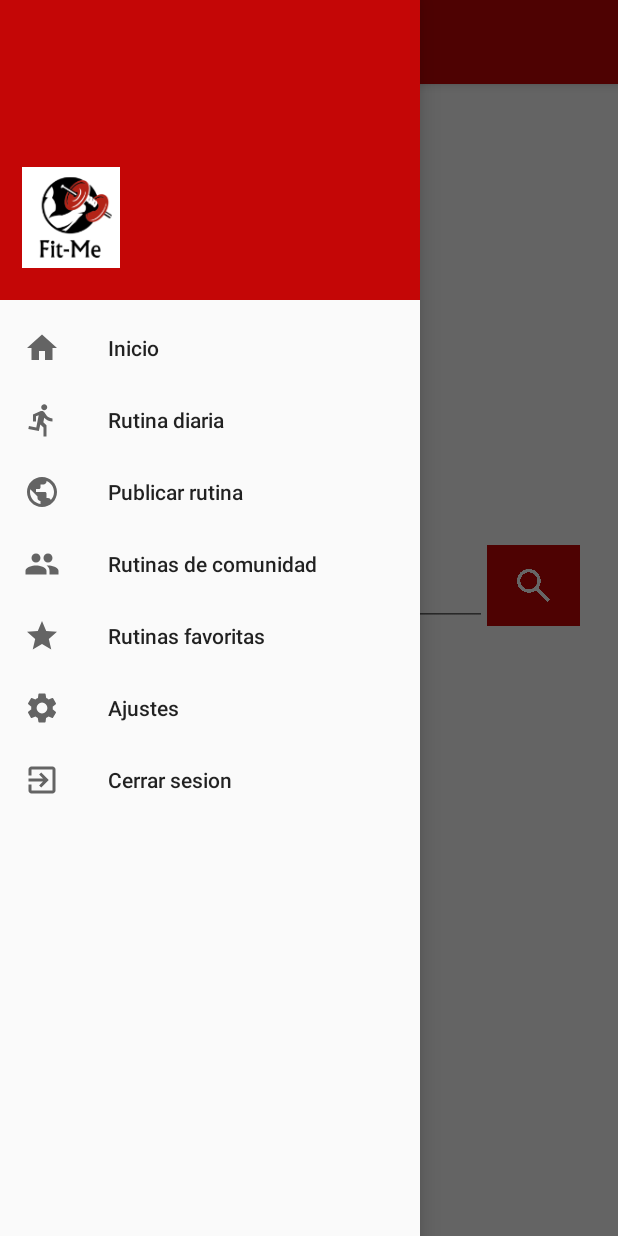
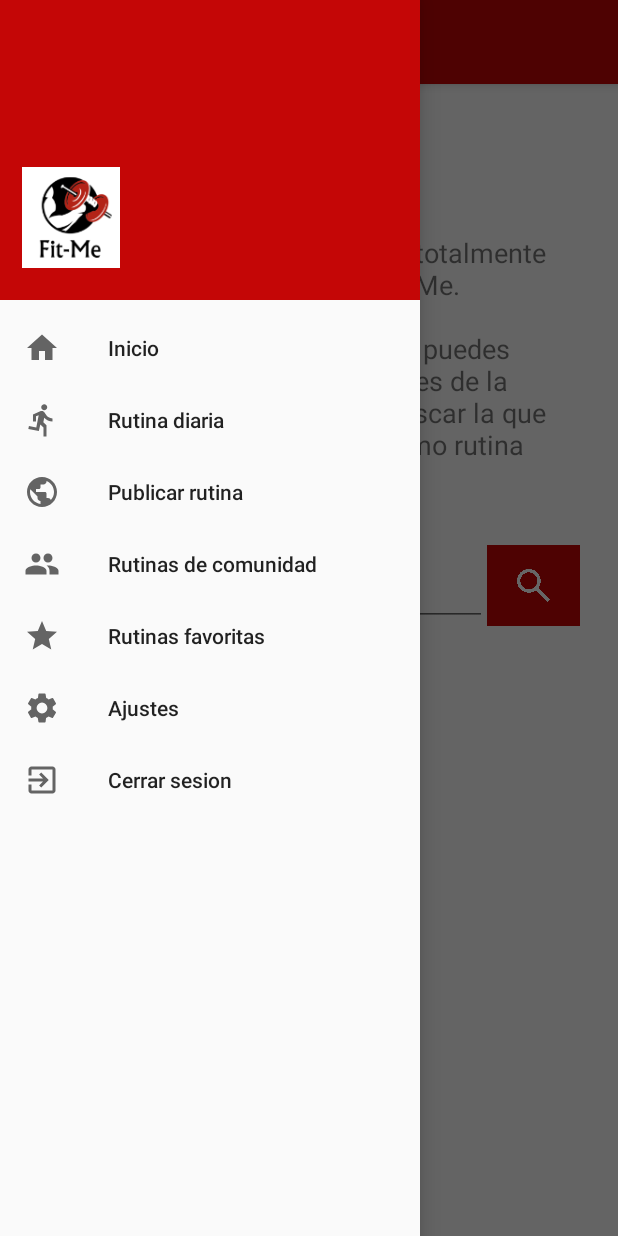
Before and after one commit to Andrei-Portales/Proyecto_apps, an Android app: the rutinasComunidadFragment screen opened through its navigation route, with the side drawer open, on a phone screen of 412 x 824 dp. Run offline under Robolectric (Android 15) with nearby library versions, the phone set to English and light mode, and no system bars; our stand-ins replace Firebase (no records; nobody signed in at launch, a user with empty details on screens opened directly), data binding.

Commit message:
rutinas comunidad view

```diff
--- a/app/src/main/res/layout/fragment_rutinas_comunidad.xml
+++ b/app/src/main/res/layout/fragment_rutinas_comunidad.xml
@@ -62,7 +62,8 @@
             android:layout_width="363dp"
             android:layout_height="187dp"
             android:layout_marginTop="16dp"
-            android:text="TextView"
+            android:text="@string/rutinas_comunidad_descripcion"
+            android:textSize="18sp"
             app:layout_constraintEnd_toEndOf="parent"
             app:layout_constraintStart_toStartOf="parent"
             app:layout_constraintTop_toBottomOf="@+id/textViewTituloComunidad" />
```
